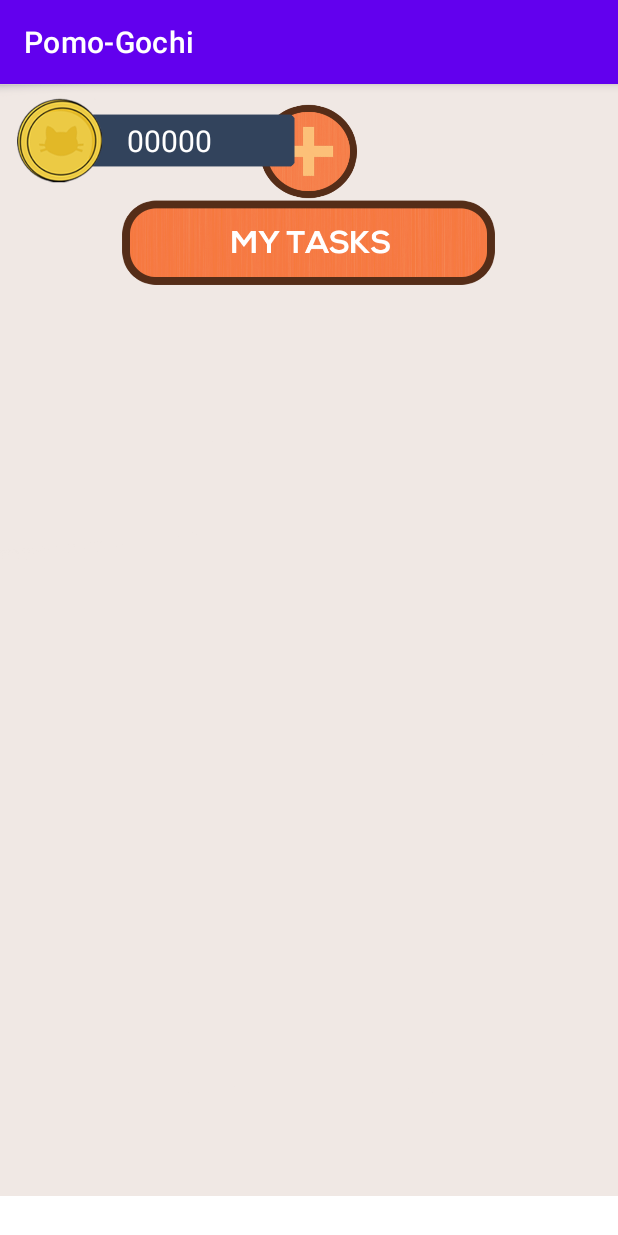
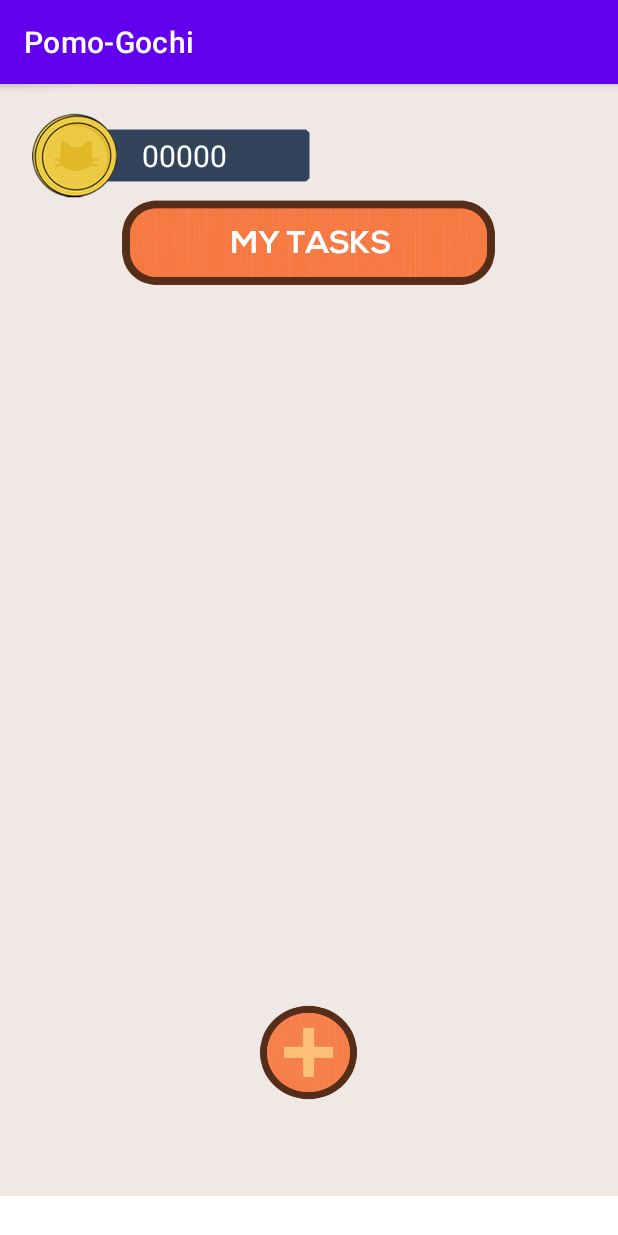
Before and after one commit to louisaboy/MOBDEVE-Pomo-Gochi, an Android app: the TodoListActivity screen opened directly, with no data from a screen before it, on a phone screen of 412 x 824 dp. Run offline under Robolectric (Android 15) with nearby library versions, the phone set to English and light mode, and no system bars; Roboto replaces fonts that are not available here.

Commit message:
Fixed Add Button To Do list

```diff
--- a/app/src/main/res/layout/activity_todo_list.xml
+++ b/app/src/main/res/layout/activity_todo_list.xml
@@ -33,11 +33,13 @@
         android:layout_height="90dp"
         android:backgroundTint="#00FFFFFF"
         android:scaleType="fitCenter"
+        app:layout_constraintBottom_toBottomOf="@+id/recyclerView"
         app:layout_constraintEnd_toEndOf="parent"
         app:layout_constraintHorizontal_bias="0.498"
         app:layout_constraintStart_toStartOf="parent"
-        app:srcCompat="@drawable/plus"
-        tools:layout_editor_absoluteY="607dp" />
+        app:layout_constraintTop_toTopOf="@+id/imageView"
+        app:layout_constraintVertical_bias="1.0"
+        app:srcCompat="@drawable/plus" />
 
     <androidx.recyclerview.widget.RecyclerView
         android:id="@+id/recyclerView"
@@ -53,11 +55,15 @@
         android:id="@+id/iv_money"
         android:layout_width="225dp"
         android:layout_height="63dp"
-        android:layout_marginTop="6dp"
         android:scaleType="fitStart"
+        app:layout_constraintBottom_toBottomOf="parent"
+        app:layout_constraintEnd_toEndOf="parent"
+        app:layout_constraintHorizontal_bias="0.053"
         app:layout_constraintStart_toStartOf="parent"
         app:layout_constraintTop_toTopOf="parent"
+        app:layout_constraintVertical_bias="0.023"
         app:srcCompat="@drawable/money" />
+
     <TextView
         android:id="@+id/tv_money"
         android:layout_width="wrap_content"
```
